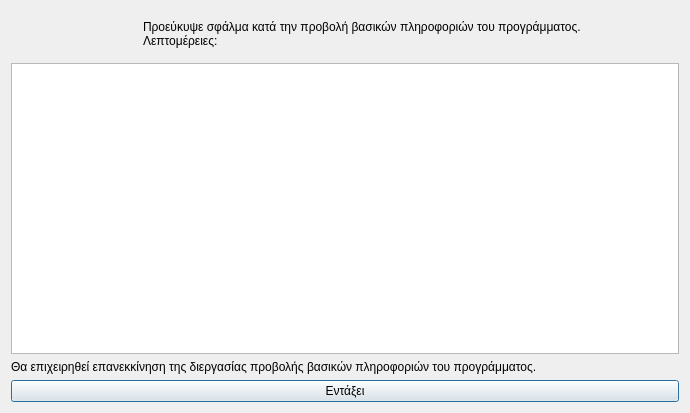
Old version of the form ui/menu-4/program-abstract-information/error.ui in the repository el07694/papinhio-player.
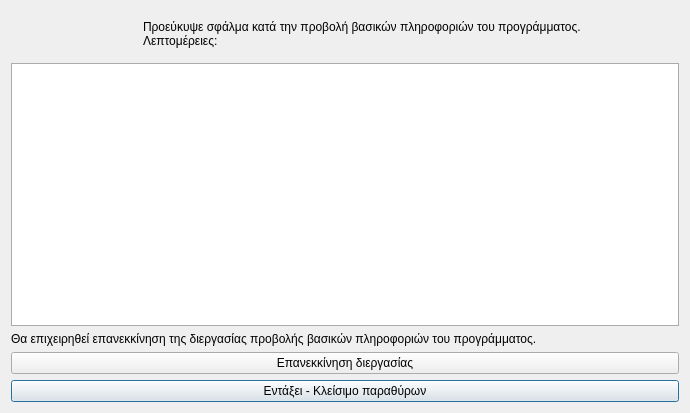
New version of the form. Icons and pictures are not drawn.

The edit to the form file:
```diff
--- a/ui/menu-4/program-abstract-information/error.ui
+++ b/ui/menu-4/program-abstract-information/error.ui
@@ -63,20 +63,6 @@
      </layout>
     </widget>
    </item>
-   <item row="3" column="0">
-    <widget class="QPushButton" name="ok">
-     <property name="text">
-      <string>Εντάξει</string>
-     </property>
-     <property name="icon">
-      <iconset resource="../../icons.qrc">
-       <normaloff>:/rest-windows/assets/images/rest-windows/ok.png</normaloff>:/rest-windows/assets/images/rest-windows/ok.png</iconset>
-     </property>
-    </widget>
-   </item>
-   <item row="1" column="0">
-    <widget class="QPlainTextEdit" name="details"/>
-   </item>
    <item row="2" column="0">
     <widget class="QLabel" name="label_2">
      <property name="text">
@@ -87,6 +73,35 @@
      </property>
     </widget>
    </item>
+   <item row="1" column="0">
+    <widget class="QPlainTextEdit" name="details">
+     <property name="styleSheet">
+      <string notr="true">QPlainTextEdit{border:1px solid #ABABAB;}</string>
+     </property>
+    </widget>
+   </item>
+   <item row="4" column="0">
+    <widget class="QPushButton" name="ok">
+     <property name="text">
+      <string>Εντάξει - Κλείσιμο παραθύρων</string>
+     </property>
+     <property name="icon">
+      <iconset resource="../../icons.qrc">
+       <normaloff>:/rest-windows/assets/images/rest-windows/ok.png</normaloff>:/rest-windows/assets/images/rest-windows/ok.png</iconset>
+     </property>
+    </widget>
+   </item>
+   <item row="3" column="0">
+    <widget class="QPushButton" name="restart_proccess">
+     <property name="text">
+      <string>Επανεκκίνηση διεργασίας</string>
+     </property>
+     <property name="icon">
+      <iconset resource="../../icons.qrc">
+       <normaloff>:/rest-windows/assets/images/rest-windows/restart.png</normaloff>:/rest-windows/assets/images/rest-windows/restart.png</iconset>
+     </property>
+    </widget>
+   </item>
   </layout>
  </widget>
  <tabstops>
```
